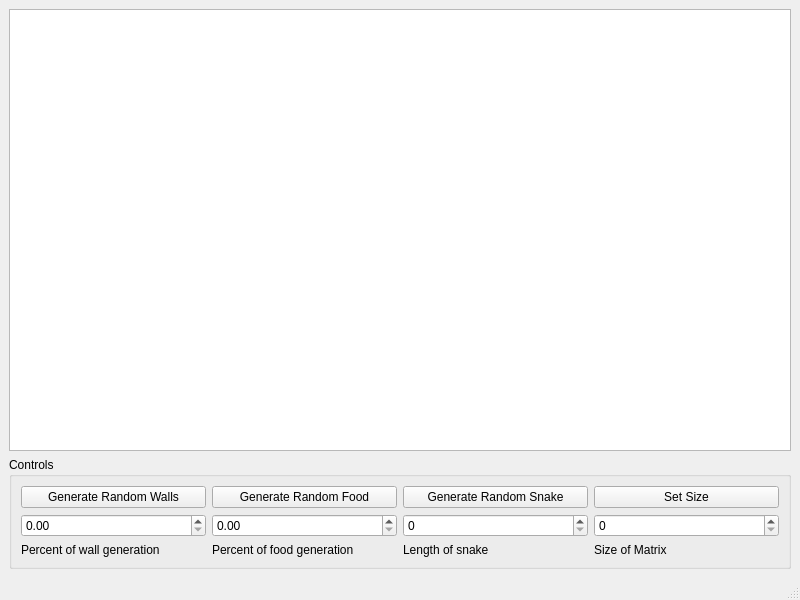
Before: the Qt Designer form GUI Test/test.ui in newmanjoel/GeneticSnake, drawn with Qt 5.
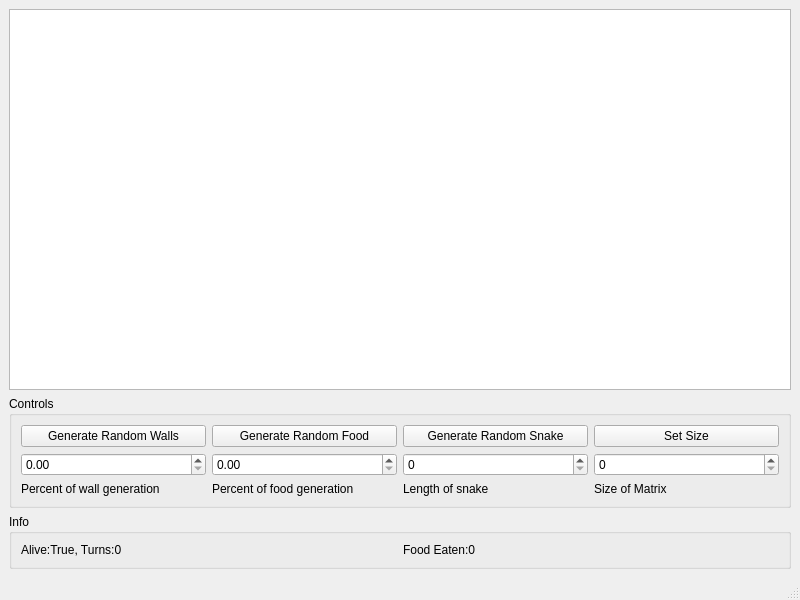
After: the same form once the commit is applied.

```diff
--- a/GUI Test/test.ui
+++ b/GUI Test/test.ui
@@ -119,6 +119,29 @@
       </layout>
      </widget>
     </item>
+    <item>
+     <widget class="QGroupBox" name="groupBox_2">
+      <property name="title">
+       <string>Info</string>
+      </property>
+      <layout class="QHBoxLayout" name="horizontalLayout">
+       <item>
+        <widget class="QLabel" name="label_6">
+         <property name="text">
+          <string>Alive:True, Turns:0</string>
+         </property>
+        </widget>
+       </item>
+       <item>
+        <widget class="QLabel" name="label_5">
+         <property name="text">
+          <string>Food Eaten:0</string>
+         </property>
+        </widget>
+       </item>
+      </layout>
+     </widget>
+    </item>
    </layout>
   </widget>
   <widget class="QMenuBar" name="menubar">
```
